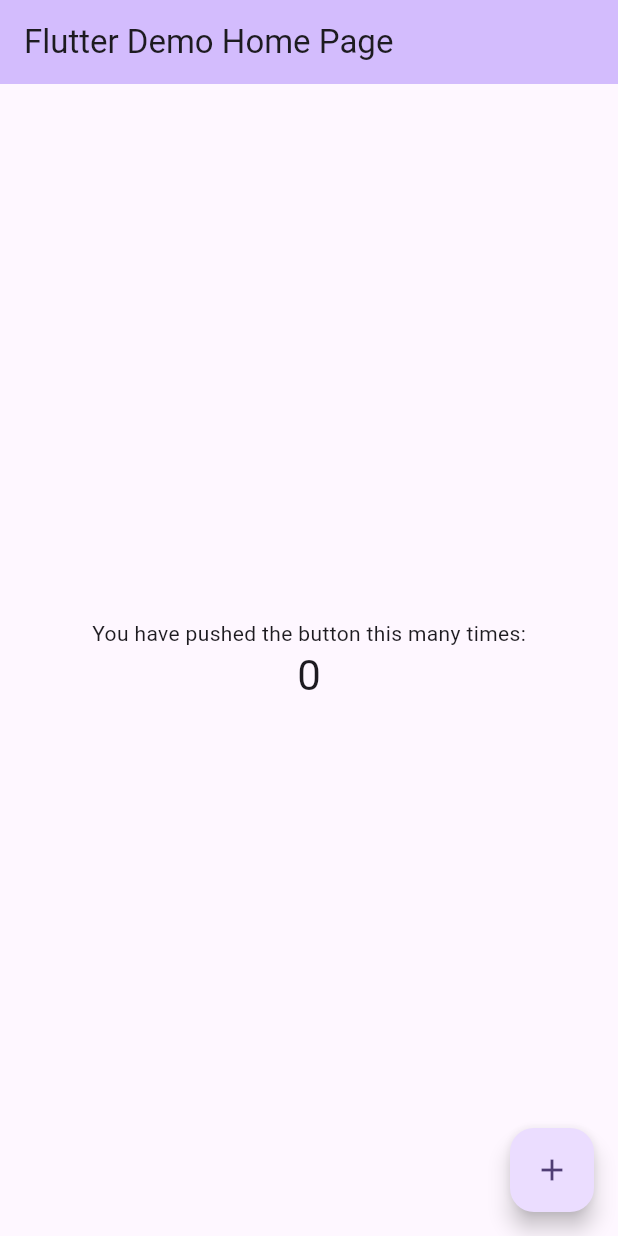
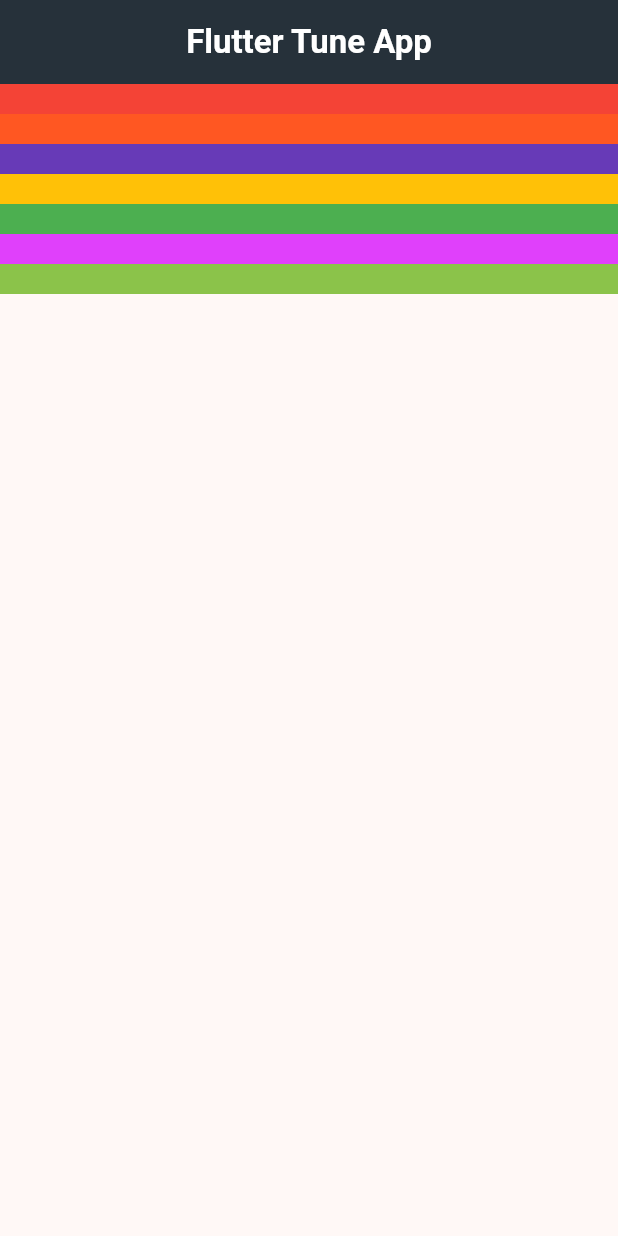
Before and after one commit to OmarAmeer96/tunes_player_app, a Flutter app: the screen it shows after launch, on a phone screen of 412 x 824 dp. Run offline on Flutter 3.47's test engine with Material 2 defaults, Android fonts, the phone set to English and light mode, and no system bars.

Commit message:
Added the assets.

```diff
--- a/lib/main.dart
+++ b/lib/main.dart
@@ -1,4 +1,5 @@
 import 'package:flutter/material.dart';
+import 'package:tunes_player_app/screens/home_screen.dart';
 
 void main() {
   runApp(const MyApp());
@@ -6,120 +7,16 @@ void main() {
 
 class MyApp extends StatelessWidget {
   const MyApp({super.key});
-
-  // This widget is the root of your application.
   @override
   Widget build(BuildContext context) {
     return MaterialApp(
-      title: 'Flutter Demo',
+      debugShowCheckedModeBanner: false,
+      title: 'Tunes Player App',
       theme: ThemeData(
-        // This is the theme of your application.
-        //
-        // TRY THIS: Try running your application with "flutter run". You'll see
-        // the application has a blue toolbar. Then, without quitting the app,
-        // try changing the seedColor in the colorScheme below to Colors.green
-        // and then invoke "hot reload" (save your changes or press the "hot
-        // reload" button in a Flutter-supported IDE, or press "r" if you used
-        // the command line to start the app).
-        //
-        // Notice that the counter didn't reset back to zero; the application
-        // state is not lost during the reload. To reset the state, use hot
-        // restart instead.
-        //
-        // This works for code too, not just values: Most code changes can be
-        // tested with just a hot reload.
-        colorScheme: ColorScheme.fromSeed(seedColor: Colors.deepPurple),
+        colorScheme: ColorScheme.fromSeed(seedColor: Colors.deepOrange),
         useMaterial3: true,
       ),
-      home: const MyHomePage(title: 'Flutter Demo Home Page'),
+      home: const HomeScreen(),
     );
   }
 }
-
-class MyHomePage extends StatefulWidget {
-  const MyHomePage({super.key, required this.title});
-
-  // This widget is the home page of your application. It is stateful, meaning
-  // that it has a State object (defined below) that contains fields that affect
-  // how it looks.
-
-  // This class is the configuration for the state. It holds the values (in this
-  // case the title) provided by the parent (in this case the App widget) and
-  // used by the build method of the State. Fields in a Widget subclass are
-  // always marked "final".
-
-  final String title;
-
-  @override
-  State<MyHomePage> createState() => _MyHomePageState();
-}
-
-class _MyHomePageState extends State<MyHomePage> {
-  int _counter = 0;
-
-  void _incrementCounter() {
-    setState(() {
-      // This call to setState tells the Flutter framework that something has
-      // changed in this State, which causes it to rerun the build method below
-      // so that the display can reflect the updated values. If we changed
-      // _counter without calling setState(), then the build method would not be
-      // called again, and so nothing would appear to happen.
-      _counter++;
-    });
-  }
-
-  @override
-  Widget build(BuildContext context) {
-    // This method is rerun every time setState is called, for instance as done
-    // by the _incrementCounter method above.
-    //
-    // The Flutter framework has been optimized to make rerunning build methods
-    // fast, so that you can just rebuild anything that needs updating rather
-    // than having to individually change instances of widgets.
-    return Scaffold(
-      appBar: AppBar(
-        // TRY THIS: Try changing the color here to a specific color (to
-        // Colors.amber, perhaps?) and trigger a hot reload to see the AppBar
-        // change color while the other colors stay the same.
-        backgroundColor: Theme.of(context).colorScheme.inversePrimary,
-        // Here we take the value from the MyHomePage object that was created by
-        // the App.build method, and use it to set our appbar title.
-        title: Text(widget.title),
-      ),
-      body: Center(
-        // Center is a layout widget. It takes a single child and positions it
-        // in the middle of the parent.
-        child: Column(
-          // Column is also a layout widget. It takes a list of children and
-          // arranges them vertically. By default, it sizes itself to fit its
-          // children horizontally, and tries to be as tall as its parent.
-          //
-          // Column has various properties to control how it sizes itself and
-          // how it positions its children. Here we use mainAxisAlignment to
-          // center the children vertically; the main axis here is the vertical
-          // axis because Columns are vertical (the cross axis would be
-          // horizontal).
-          //
-          // TRY THIS: Invoke "debug painting" (choose the "Toggle Debug Paint"
-          // action in the IDE, or press "p" in the console), to see the
-          // wireframe for each widget.
-          mainAxisAlignment: MainAxisAlignment.center,
-          children: <Widget>[
-            const Text(
-              'You have pushed the button this many times:',
-            ),
-            Text(
-              '$_counter',
-              style: Theme.of(context).textTheme.headlineMedium,
-            ),
-          ],
-        ),
-      ),
-      floatingActionButton: FloatingActionButton(
-        onPressed: _incrementCounter,
-        tooltip: 'Increment',
-        child: const Icon(Icons.add),
-      ), // This trailing comma makes auto-formatting nicer for build methods.
-    );
-  }
-}
--- /dev/null
+++ b/lib/screens/home_screen.dart
@@ -0,0 +1,61 @@
+import 'package:flutter/material.dart';
+import 'package:tunes_player_app/widgets/custom_container.dart';
+
+class HomeScreen extends StatelessWidget {
+  const HomeScreen({super.key});
+
+  @override
+  Widget build(BuildContext context) {
+    return Scaffold(
+        appBar: _buildAppBar(),
+        body: SizedBox(
+          height: double.infinity,
+          child: Column(
+            children: [
+              CustomContainer(
+                color: Colors.red,
+                onTap: () {},
+              ),
+              CustomContainer(
+                color: Colors.deepOrange,
+                onTap: () {},
+              ),
+              CustomContainer(
+                color: Colors.deepPurple,
+                onTap: () {},
+              ),
+              CustomContainer(
+                color: Colors.amber,
+                onTap: () {},
+              ),
+              CustomContainer(
+                color: Colors.green,
+                onTap: () {},
+              ),
+              CustomContainer(
+                color: Colors.purpleAccent,
+                onTap: () {},
+              ),
+              CustomContainer(
+                color: Colors.lightGreen,
+                onTap: () {},
+              ),
+            ],
+          ),
+        ));
+  }
+
+  AppBar _buildAppBar() {
+    return AppBar(
+      title: const Text(
+        "Flutter Tune App",
+        style: TextStyle(
+          fontWeight: FontWeight.bold,
+          color: Colors.white,
+        ),
+      ),
+      centerTitle: true,
+      backgroundColor: const Color(0xff26313a),
+    );
+  }
+}
--- /dev/null
+++ b/lib/widgets/custom_container.dart
@@ -0,0 +1,24 @@
+import 'package:flutter/material.dart';
+
+class CustomContainer extends StatelessWidget {
+  final Color color;
+  final VoidCallback onTap;
+
+  const CustomContainer({
+    super.key,
+    required this.color,
+    required this.onTap,
+  });
+
+  @override
+  Widget build(BuildContext context) {
+    return GestureDetector(
+      onTap: onTap,
+      child: Container(
+        width: double.infinity,
+        height: 20,
+        color: color,
+      ),
+    );
+  }
+}
--- a/pubspec.yaml
+++ b/pubspec.yaml
@@ -59,9 +59,8 @@ flutter:
   uses-material-design: true
 
   # To add assets to your application, add an assets section, like this:
-  # assets:
-  #   - images/a_dot_burr.jpeg
-  #   - images/a_dot_ham.jpeg
+  assets:
+    - assets/
 
   # An image asset can refer to one or more resolution-specific "variants", see
   # https://flutter.dev/assets-and-images/#resolution-aware
```
Also changed, not shown: 7 other files.
